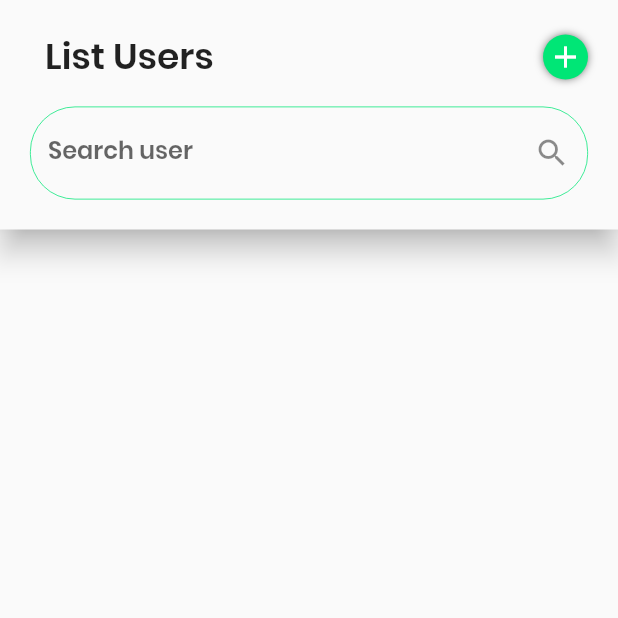
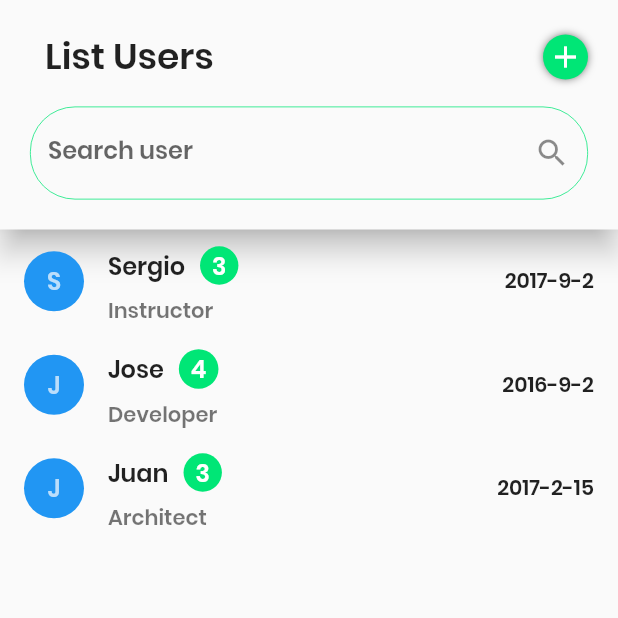
Before and after one commit to seramirezdev/MobileSpecialization, a Flutter app: the screen it shows after launch, on a phone screen of 412 x 824 dp, the top half of it. Run offline on Flutter 3.47's test engine with Material 2 defaults, Android fonts, the phone set to English and light mode, and no system bars.

Commit message:
users list

```diff
--- a/users_list/lib/main.dart
+++ b/users_list/lib/main.dart
@@ -24,7 +24,16 @@ class MainApp extends StatelessWidget {
             borderSide: BorderSide(color: Colors.greenAccent[400], width: 1.5),
             borderRadius: BorderRadius.circular(30),
           ),
-
+          errorBorder: OutlineInputBorder(
+            gapPadding: 5,
+            borderSide: BorderSide(color: Colors.red, width: 0.5),
+            borderRadius: BorderRadius.circular(30),
+          ),
+          focusedErrorBorder: OutlineInputBorder(
+            gapPadding: 5,
+            borderSide: BorderSide(color: Colors.red, width: 1.5),
+            borderRadius: BorderRadius.circular(30),
+          ),
         ),
       ),
       debugShowCheckedModeBanner: false,
--- /dev/null
+++ b/users_list/lib/src/models/user_model.dart
@@ -0,0 +1,35 @@
+import 'package:flutter/foundation.dart';
+
+class UserModel {
+  String name;
+  String occupation;
+  int years;
+  DateTime date;
+
+  UserModel({@required this.name, this.occupation, this.years, this.date})
+      : assert(name != null),
+        assert(name.length > 0),
+        assert(years < 2019) {
+    if (date == null) {
+      this.date = DateTime.now();
+    }
+  }
+}
+
+var users = <UserModel>[
+  UserModel(
+      name: "Sergio",
+      occupation: "Instructor",
+      years: 3,
+      date: DateTime(2017, 9, 2)),
+  UserModel(
+      name: "Jose",
+      occupation: "Developer",
+      years: 4,
+      date: DateTime(2016, 9, 2)),
+  UserModel(
+      name: "Juan",
+      occupation: "Architect",
+      years: 3,
+      date: DateTime(2017, 2, 15)),
+];
```
Also changed, not shown: users_list/lib/src/pages/home_page.dart (+9 -3 lines), users_list/lib/src/pages/widgets/alert_dialog_user.dart (added, +163 -0 lines).
